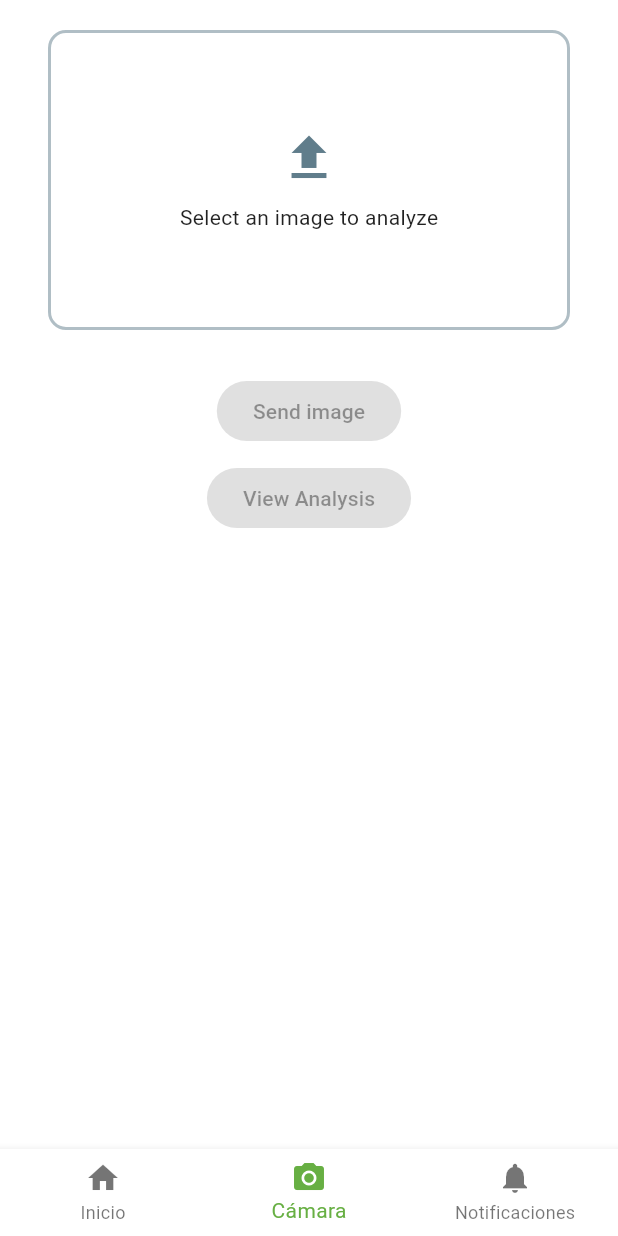
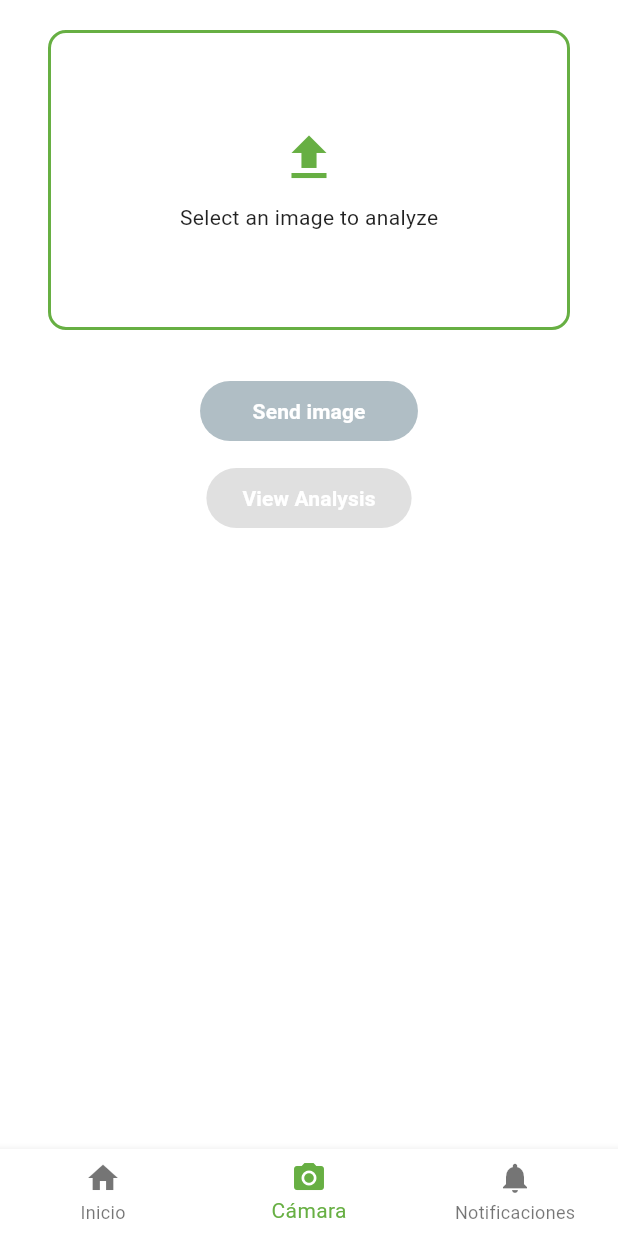
Before and after one commit to Softwares-Emergentes-Grupo-3/Yanapay-app-mobile, a Flutter app: the CamaraAnalysisScreen screen opened by its route, on a phone screen of 412 x 824 dp. Run offline on Flutter 3.47's test engine with Material 3 defaults, Android fonts, the phone set to English and light mode, and no system bars; our stand-ins replace go_router, image_picker.

Commit message:
feat: update conditionals states of steps in analysis

```diff
--- a/lib/presentation/screens/camera-analysis/camara_analysis_screen.dart
+++ b/lib/presentation/screens/camera-analysis/camara_analysis_screen.dart
@@ -2,19 +2,30 @@ import 'package:flutter/material.dart';
 import 'package:image_picker/image_picker.dart';
 import 'package:yanapay_app_mobile/presentation/widgets/shared/custom_bottom_navigation.dart';
 
-class CamaraAnalysisScreen extends StatelessWidget {
+class CamaraAnalysisScreen extends StatefulWidget {
   static const String name = 'camara-analysis';
   const CamaraAnalysisScreen({super.key});
+
+  @override
+  State<CamaraAnalysisScreen> createState() => _CamaraAnalysisScreenState();
+}
+
+class _CamaraAnalysisScreenState extends State<CamaraAnalysisScreen> {
+  XFile? _pickedFile;
+  bool _imageSent = false;
 
   Future<void> _pickImageFromGallery(BuildContext context) async {
     final ImagePicker picker = ImagePicker();
     final XFile? pickedFile = await picker.pickImage(source: ImageSource.gallery);
 
     if (pickedFile != null) {
+      setState(() {
+        _pickedFile = pickedFile;
+        _imageSent = false; // Resetear al seleccionar nueva imagen
+      });
       ScaffoldMessenger.of(context).showSnackBar(
         SnackBar(content: Text('Imagen seleccionada: ${pickedFile.name}')),
       );
-      // Aquí puedes procesar la imagen
     } else {
       ScaffoldMessenger.of(context).showSnackBar(
         const SnackBar(content: Text('No se seleccionó ninguna imagen')),
@@ -22,8 +33,19 @@ class CamaraAnalysisScreen extends StatelessWidget {
     }
   }
 
+  void _sendImage(BuildContext context) {
+    setState(() {
+      _imageSent = true;
+    });
+    ScaffoldMessenger.of(context).showSnackBar(
+      const SnackBar(content: Text('Imagen enviada correctamente')),
+    );
+  }
+
   @override
   Widget build(BuildContext context) {
+    final bool isImageSelected = _pickedFile != null;
+
     return Scaffold(
       backgroundColor: Colors.white,
       body: SafeArea(
@@ -33,20 +55,20 @@ class CamaraAnalysisScreen extends StatelessWidget {
             Padding(
               padding: const EdgeInsets.symmetric(horizontal: 32.0),
               child: GestureDetector(
-                onTap: () => _pickImageFromGallery(context),
+                onTap: isImageSelected ? null: () => _pickImageFromGallery(context),
                 child: Container(
                   height: 200,
                   decoration: BoxDecoration(
-                    border: Border.all(color: Colors.blueGrey.shade200, width: 2),
+                    border: Border.all(color: Theme.of(context).primaryColor, width: 2),
                     borderRadius: BorderRadius.circular(12),
                   ),
-                  child: const Center(
+                  child: Center(
                     child: Column(
                       mainAxisAlignment: MainAxisAlignment.center,
                       children: [
-                        Icon(Icons.upload, size: 40, color: Colors.blueGrey),
-                        SizedBox(height: 10),
-                        Text(
+                        Icon(Icons.upload, size: 40, color: Theme.of(context).primaryColor),
+                        const SizedBox(height: 10),
+                        const Text(
                           'Select an image to analyze',
                           style: TextStyle(color: Colors.black87),
                         ),
@@ -58,19 +80,43 @@ class CamaraAnalysisScreen extends StatelessWidget {
             ),
             const SizedBox(height: 30),
             ElevatedButton(
-              onPressed: null,
+              onPressed: (isImageSelected && !_imageSent)
+                  ? () => _sendImage(context)
+                  : null,
               style: ElevatedButton.styleFrom(
-                backgroundColor: Colors.blueGrey.shade100,
+                backgroundColor: Theme.of(context).primaryColor,
+                foregroundColor: Colors.white,
+                disabledBackgroundColor: Colors.blueGrey.shade200,
+                disabledForegroundColor: Colors.white70,
+                padding: const EdgeInsets.symmetric(horizontal: 35, vertical: 10),
               ),
-              child: const Text('Send image'),
+              child: Text(
+                _imageSent ? 'Image sent' : 'Send image',
+                style: const TextStyle(
+                  color: Colors.white,
+                  fontWeight: FontWeight.bold,
+                ),
+              ),
             ),
             const SizedBox(height: 10),
             ElevatedButton(
-              onPressed: null,
+              onPressed: _imageSent
+                  ? () {
+                // Acción para ver el análisis
+              }
+                  : null,
               style: ElevatedButton.styleFrom(
-                backgroundColor: Colors.blueGrey.shade100,
+                backgroundColor: _imageSent
+                    ? Theme.of(context).primaryColor
+                    : Colors.blueGrey,
               ),
-              child: const Text('View Analysis'),
+              child: const Text(
+                'View Analysis',
+                style: TextStyle(
+                  color: Colors.white,
+                  fontWeight: FontWeight.bold,
+                ),
+              ),
             ),
           ],
         ),
```
